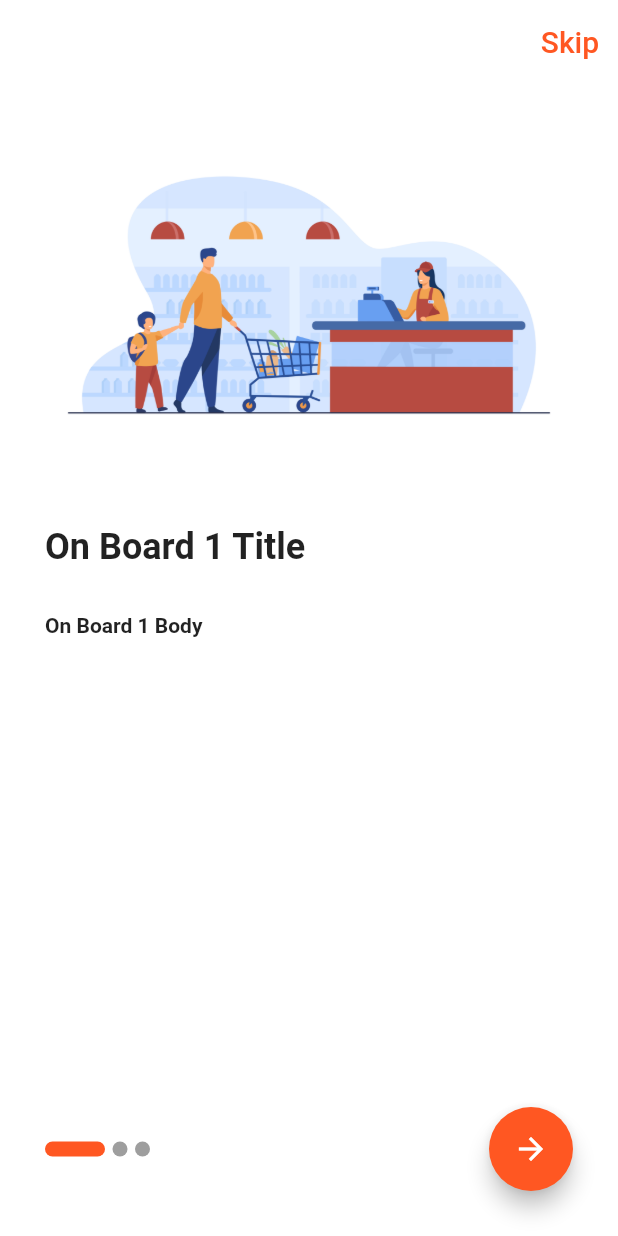
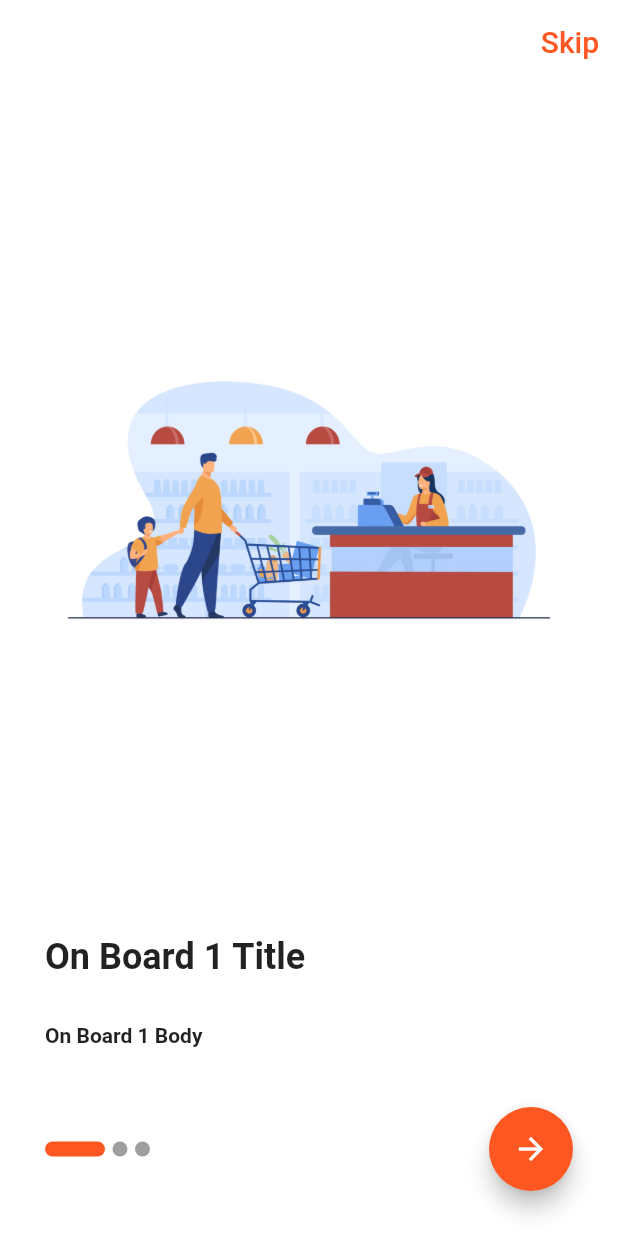
Before and after one commit to MoamenMohamed101/shop_app, a Flutter app: the screen it shows after launch, on a phone screen of 412 x 824 dp. Run offline on Flutter 3.47's test engine with Material 2 defaults, Android fonts, the phone set to English and light mode, and no system bars; drawn by our look-alikes of smooth_page_indicator; our stand-ins replace hexcolor.

Commit message:
news_app

```diff
--- a/lib/main.dart
+++ b/lib/main.dart
@@ -17,7 +17,7 @@ class MyApp extends StatelessWidget {
       theme: lightTheme,
       darkTheme: darkTheme,
       themeMode: ThemeMode.light,
-      home: OnBoardingScreen(),
+      home: const OnBoardingScreen(),
     );
   }
 }
--- a/lib/modules/login_screen.dart
+++ b/lib/modules/login_screen.dart
@@ -1,4 +1,3 @@
-import 'package:flutter/cupertino.dart';
 import 'package:flutter/material.dart';
 
 class ShopLoginScreen extends StatelessWidget {
--- a/lib/modules/on_boarding_screen.dart
+++ b/lib/modules/on_boarding_screen.dart
@@ -38,7 +38,6 @@ class _OnBoardingScreenState extends State<OnBoardingScreen> {
     ),
   ];
   bool isLast = false;
-
   var pageController = PageController();
 
   @override
@@ -48,8 +47,9 @@ class _OnBoardingScreenState extends State<OnBoardingScreen> {
         actions: [
           TextButton(
             onPressed: () {
-              NavigateAndFinsh(
-                  context: context, widget: const ShopLoginScreen());
+              // NavigateAndFinsh(
+              //     context: context, widget: const ShopLoginScreen());
+              navigateTo(context: context, widget: const ShopLoginScreen());
             },
             child: const Text(
               'Skip',
@@ -103,7 +103,7 @@ class _OnBoardingScreenState extends State<OnBoardingScreen> {
                   onPressed: () {
                     if (isLast == true) {
                       NavigateAndFinsh(
-                          context: context, widget: ShopLoginScreen());
+                          context: context, widget: const ShopLoginScreen());
                     } else {
                       pageController.nextPage(
                           duration: const Duration(milliseconds: 750),
@@ -124,13 +124,15 @@ class _OnBoardingScreenState extends State<OnBoardingScreen> {
 buildBoardingItem(BoardingModel boardingModel) => Column(
       crossAxisAlignment: CrossAxisAlignment.start,
       children: [
-        Container(
+        Expanded(
+          child: Container(
             decoration: BoxDecoration(
               borderRadius: BorderRadius.circular(20),
             ),
             clipBehavior: Clip.antiAliasWithSaveLayer,
             child: Image(
               image: AssetImage('${boardingModel.image}'),
+            ),
           ),
         ),
         const SizedBox(
```
Lines whose indentation alone changed are shown as unchanged.
